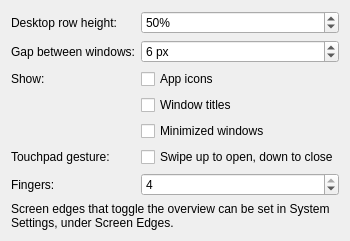
First picture: the form in package/contents/ui/config.ui, repository divinae/karousel-overview, before the edit.
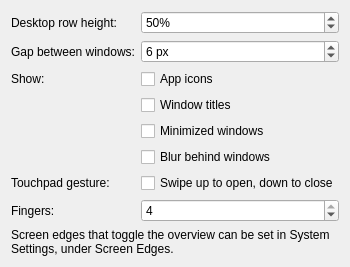
Second picture: the form after the edit.

Commit message:
Blur the wallpaper behind windows
KWin's blur effect doesn't apply to window thumbnails, so translucent
windows like Konsole showed the sharp wallpaper behind them. Put a
blurred copy of the part of the desktop's wallpaper behind each
thumbnail. Can be turned off in the settings.

What changed in the file:
```diff
--- a/package/contents/ui/config.ui
+++ b/package/contents/ui/config.ui
@@ -92,14 +92,24 @@
      </property>
     </widget>
    </item>
-   <item row="5" column="0">
+   <item row="5" column="1">
+    <widget class="QCheckBox" name="kcfg_BlurBehindWindows">
+     <property name="text">
+      <string>Blur behind windows</string>
+     </property>
+     <property name="toolTip">
+      <string>Blurs the wallpaper behind translucent windows, like KWin's blur effect does on the desktop</string>
+     </property>
+    </widget>
+   </item>
+   <item row="6" column="0">
     <widget class="QLabel" name="labelGesture">
      <property name="text">
       <string>Touchpad gesture:</string>
      </property>
     </widget>
    </item>
-   <item row="5" column="1">
+   <item row="6" column="1">
     <widget class="QCheckBox" name="kcfg_TouchpadGesture">
      <property name="text">
       <string>Swipe up to open, down to close</string>
@@ -109,7 +119,7 @@
      </property>
     </widget>
    </item>
-   <item row="6" column="0">
+   <item row="7" column="0">
     <widget class="QLabel" name="labelFingers">
      <property name="text">
       <string>Fingers:</string>
@@ -119,7 +129,7 @@
      </property>
     </widget>
    </item>
-   <item row="6" column="1">
+   <item row="7" column="1">
     <widget class="QSpinBox" name="kcfg_GestureFingerCount">
      <property name="minimum">
       <number>3</number>
@@ -132,7 +142,7 @@
      </property>
     </widget>
    </item>
-   <item row="7" column="0" colspan="2">
+   <item row="8" column="0" colspan="2">
     <widget class="QLabel" name="labelScreenEdges">
      <property name="text">
       <string>Screen edges that toggle the overview can be set in System Settings, under Screen Edges.</string>
```
The commit also changes 4 other files.
